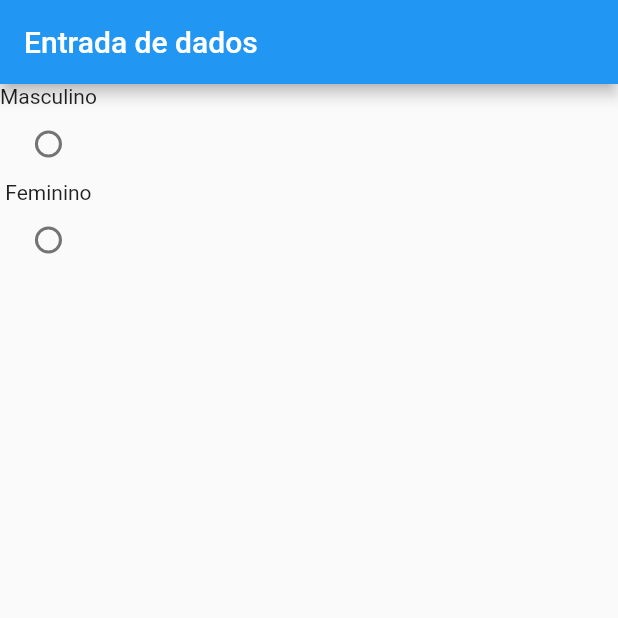
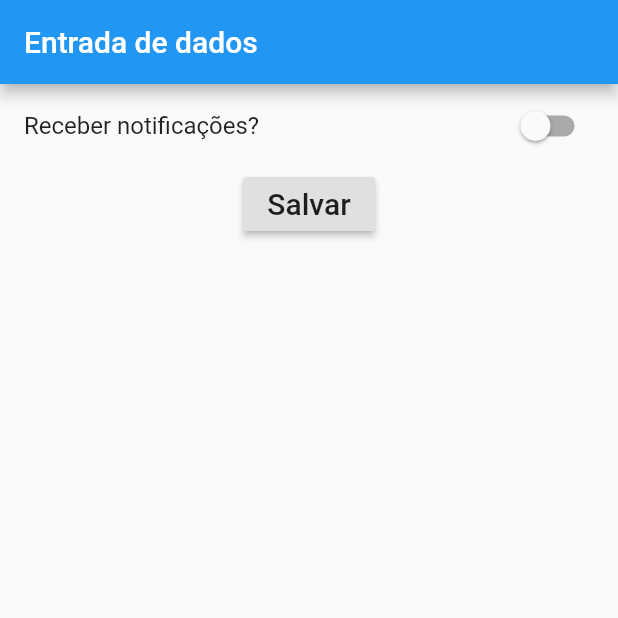
Before and after one commit to andrehenriquewq/my-first-steps-in-flutter, a Flutter app: the screen it shows after launch, on a phone screen of 412 x 824 dp, the top half of it. Run offline on Flutter 3.47's test engine with Material 2 defaults, Android fonts, the phone set to English and light mode, and no system bars.

Commit message:
radio, checkbox, switch

```diff
--- /dev/null
+++ b/input_in_flutter/conceitos_iniciais/lib/entradaSwitch.dart
@@ -0,0 +1,67 @@
+import 'package:flutter/material.dart';
+
+class EntradaSwitch extends StatefulWidget {
+  //const EntradaSwitch({ Key? key }) : super(key: key);
+
+  @override
+  _EntradaSwitchState createState() => _EntradaSwitchState();
+}
+
+class _EntradaSwitchState extends State<EntradaSwitch> {
+  bool _escolhaUsuario = false;
+  bool _escolhaConfig = false;
+  @override
+  Widget build(BuildContext context) {
+    return Scaffold(
+      appBar: AppBar(
+        title: Text("Entrada de dados"),
+      ),
+      body: Container(
+        child: Column(
+          children: <Widget>[
+
+            SwitchListTile(
+              title: Text("Receber notificações?"),
+             value: _escolhaUsuario,
+             onChanged: (bool valor){
+               setState(() {
+                 _escolhaUsuario = valor;
+               });
+             },
+             ),
+
+              RaisedButton(
+              onPressed: (){
+               // print("Resultado: " + _escolhaUsuario.toString());
+               if(_escolhaUsuario){
+                 print("Escolha: ativar notificações");
+               }else{
+                 print("escolha: NÃO ativar notificações");
+               }
+
+              },
+              child: Text(
+                "Salvar",
+                style: TextStyle(
+                  fontSize: 20
+                ),
+              ),
+            ),
+
+           /*
+            Text("Receber notificações?")
+           Switch(
+             value: _escolhaUsuario,
+             onChanged: (bool valor){
+               setState(() {
+                 _escolhaUsuario = valor;
+               });
+             },
+             ),
+             Text("Receber notificações?") */
+          ],
+        ),
+      ),
+    );
+  }
+}
```
Also changed, not shown: input_in_flutter/conceitos_iniciais/lib/entradaRadioButton.dart (+53 -10 lines), input_in_flutter/conceitos_iniciais/lib/main.dart (+7 -4 lines).
